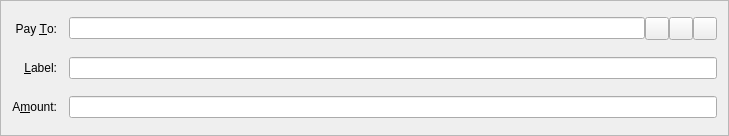
Before: the Qt Designer form src/qt/forms/sendcoinsentry.ui in lycancoin/lycancoin-release, drawn with Qt 5.
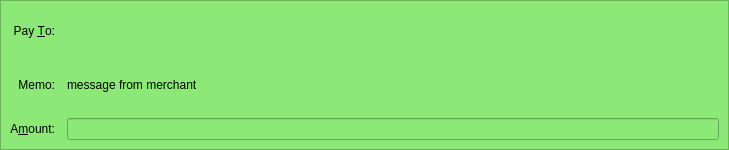
After: the same form once the commit is applied. Icons and pictures are not drawn. Custom widgets are drawn as their Qt base class.

```diff
--- a/src/qt/forms/sendcoinsentry.ui
+++ b/src/qt/forms/sendcoinsentry.ui
@@ -1,16 +1,26 @@
 <?xml version="1.0" encoding="UTF-8"?>
 <ui version="4.0">
  <class>SendCoinsEntry</class>
- <widget class="QFrame" name="SendCoinsEntry">
+ <widget class="QStackedWidget" name="SendCoinsEntry">
   <property name="geometry">
    <rect>
     <x>0</x>
     <y>0</y>
     <width>729</width>
-    <height>136</height>
+    <height>150</height>
    </rect>
   </property>
   <property name="windowTitle">
+   <string>StackedWidget</string>
+  </property>
+  <property name="autoFillBackground">
+   <bool>false</bool>
+  </property>
+  <property name="currentIndex">
+   <number>1</number>
+  </property>
+  <widget class="QFrame" name="SendCoinsInsecure">
+   <property name="windowTitle">
    <string>Form</string>
   </property>
   <property name="frameShape">
@@ -138,6 +148,538 @@
     </widget>
    </item>
   </layout>
+  </widget>
+  <widget class="QFrame" name="SendCoinsSecure">
+   <property name="palette">
+    <palette>
+     <active>
+      <colorrole role="WindowText">
+       <brush brushstyle="SolidPattern">
+        <color alpha="255">
+         <red>0</red>
+         <green>0</green>
+         <blue>0</blue>
+        </color>
+       </brush>
+      </colorrole>
+      <colorrole role="Button">
+       <brush brushstyle="SolidPattern">
+        <color alpha="255">
+         <red>140</red>
+         <green>232</green>
+         <blue>119</blue>
+        </color>
+       </brush>
+      </colorrole>
+      <colorrole role="Light">
+       <brush brushstyle="SolidPattern">
+        <color alpha="255">
+         <red>230</red>
+         <green>255</green>
+         <blue>224</blue>
+        </color>
+       </brush>
+      </colorrole>
+      <colorrole role="Midlight">
+       <brush brushstyle="SolidPattern">
+        <color alpha="255">
+         <red>185</red>
+         <green>243</green>
+         <blue>171</blue>
+        </color>
+       </brush>
+      </colorrole>
+      <colorrole role="Dark">
+       <brush brushstyle="SolidPattern">
+        <color alpha="255">
+         <red>70</red>
+         <green>116</green>
+         <blue>59</blue>
+        </color>
+       </brush>
+      </colorrole>
+      <colorrole role="Mid">
+       <brush brushstyle="SolidPattern">
+        <color alpha="255">
+         <red>93</red>
+         <green>155</green>
+         <blue>79</blue>
+        </color>
+       </brush>
+      </colorrole>
+      <colorrole role="Text">
+       <brush brushstyle="SolidPattern">
+        <color alpha="255">
+         <red>0</red>
+         <green>0</green>
+         <blue>0</blue>
+        </color>
+       </brush>
+      </colorrole>
+      <colorrole role="BrightText">
+       <brush brushstyle="SolidPattern">
+        <color alpha="255">
+         <red>155</red>
+         <green>255</green>
+         <blue>147</blue>
+        </color>
+       </brush>
+      </colorrole>
+      <colorrole role="ButtonText">
+       <brush brushstyle="SolidPattern">
+        <color alpha="255">
+         <red>0</red>
+         <green>0</green>
+         <blue>0</blue>
+        </color>
+       </brush>
+      </colorrole>
+      <colorrole role="Base">
+       <brush brushstyle="SolidPattern">
+        <color alpha="255">
+         <red>119</red>
+         <green>255</green>
+         <blue>233</blue>
+        </color>
+       </brush>
+      </colorrole>
+      <colorrole role="Window">
+       <brush brushstyle="SolidPattern">
+        <color alpha="255">
+         <red>140</red>
+         <green>232</green>
+         <blue>119</blue>
+        </color>
+       </brush>
+      </colorrole>
+      <colorrole role="Shadow">
+       <brush brushstyle="SolidPattern">
+        <color alpha="255">
+         <red>0</red>
+         <green>0</green>
+         <blue>0</blue>
+        </color>
+       </brush>
+      </colorrole>
+      <colorrole role="AlternateBase">
+       <brush brushstyle="SolidPattern">
+        <color alpha="255">
+         <red>197</red>
+         <green>243</green>
+         <blue>187</blue>
+        </color>
+       </brush>
+      </colorrole>
+      <colorrole role="NoRole">
+       <brush brushstyle="SolidPattern">
+        <color alpha="255">
+         <red>125</red>
+         <green>194</green>
+         <blue>122</blue>
+        </color>
+       </brush>
+      </colorrole>
+      <colorrole role="ToolTipBase">
+       <brush brushstyle="SolidPattern">
+        <color alpha="255">
+         <red>255</red>
+         <green>255</green>
+         <blue>220</blue>
+        </color>
+       </brush>
+      </colorrole>
+      <colorrole role="ToolTipText">
+       <brush brushstyle="SolidPattern">
+        <color alpha="255">
+         <red>0</red>
+         <green>0</green>
+         <blue>0</blue>
+        </color>
+       </brush>
+      </colorrole>
+     </active>
+     <inactive>
+      <colorrole role="WindowText">
+       <brush brushstyle="SolidPattern">
+        <color alpha="255">
+         <red>0</red>
+         <green>0</green>
+         <blue>0</blue>
+        </color>
+       </brush>
+      </colorrole>
+      <colorrole role="Button">
+       <brush brushstyle="SolidPattern">
+        <color alpha="255">
+         <red>140</red>
+         <green>232</green>
+         <blue>119</blue>
+        </color>
+       </brush>
+      </colorrole>
+      <colorrole role="Light">
+       <brush brushstyle="SolidPattern">
+        <color alpha="255">
+         <red>230</red>
+         <green>255</green>
+         <blue>224</blue>
+        </color>
+       </brush>
+      </colorrole>
+      <colorrole role="Midlight">
+       <brush brushstyle="SolidPattern">
+        <color alpha="255">
+         <red>185</red>
+         <green>243</green>
+         <blue>171</blue>
+        </color>
+       </brush>
+      </colorrole>
+      <colorrole role="Dark">
+       <brush brushstyle="SolidPattern">
+        <color alpha="255">
+         <red>70</red>
+         <green>116</green>
+         <blue>59</blue>
+        </color>
+       </brush>
+      </colorrole>
+      <colorrole role="Mid">
+       <brush brushstyle="SolidPattern">
+        <color alpha="255">
+         <red>93</red>
+         <green>155</green>
+         <blue>79</blue>
+        </color>
+       </brush>
+      </colorrole>
+      <colorrole role="Text">
+       <brush brushstyle="SolidPattern">
+        <color alpha="255">
+         <red>0</red>
+         <green>0</green>
+         <blue>0</blue>
+        </color>
+       </brush>
+      </colorrole>
+      <colorrole role="BrightText">
+       <brush brushstyle="SolidPattern">
+        <color alpha="255">
+         <red>155</red>
+         <green>255</green>
+         <blue>147</blue>
+        </color>
+       </brush>
+      </colorrole>
+      <colorrole role="ButtonText">
+       <brush brushstyle="SolidPattern">
+        <color alpha="255">
+         <red>0</red>
+         <green>0</green>
+         <blue>0</blue>
+        </color>
+       </brush>
+      </colorrole>
+      <colorrole role="Base">
+       <brush brushstyle="SolidPattern">
+        <color alpha="255">
+         <red>119</red>
+         <green>255</green>
+         <blue>233</blue>
+        </color>
+       </brush>
+      </colorrole>
+      <colorrole role="Window">
+       <brush brushstyle="SolidPattern">
+        <color alpha="255">
+         <red>140</red>
+         <green>232</green>
+         <blue>119</blue>
+        </color>
+       </brush>
+      </colorrole>
+      <colorrole role="Shadow">
+       <brush brushstyle="SolidPattern">
+        <color alpha="255">
+         <red>0</red>
+         <green>0</green>
+         <blue>0</blue>
+        </color>
+       </brush>
+      </colorrole>
+      <colorrole role="AlternateBase">
+       <brush brushstyle="SolidPattern">
+        <color alpha="255">
+         <red>197</red>
+         <green>243</green>
+         <blue>187</blue>
+        </color>
+       </brush>
+      </colorrole>
+      <colorrole role="NoRole">
+       <brush brushstyle="SolidPattern">
+        <color alpha="255">
+         <red>125</red>
+         <green>194</green>
+         <blue>122</blue>
+        </color>
+       </brush>
+      </colorrole>
+      <colorrole role="ToolTipBase">
+       <brush brushstyle="SolidPattern">
+        <color alpha="255">
+         <red>255</red>
+         <green>255</green>
+         <blue>220</blue>
+        </color>
+       </brush>
+      </colorrole>
+      <colorrole role="ToolTipText">
+       <brush brushstyle="SolidPattern">
+        <color alpha="255">
+         <red>0</red>
+         <green>0</green>
+         <blue>0</blue>
+        </color>
+       </brush>
+      </colorrole>
+     </inactive>
+     <disabled>
+      <colorrole role="WindowText">
+       <brush brushstyle="SolidPattern">
+        <color alpha="255">
+         <red>70</red>
+         <green>116</green>
+         <blue>59</blue>
+        </color>
+       </brush>
+      </colorrole>
+      <colorrole role="Button">
+       <brush brushstyle="SolidPattern">
+        <color alpha="255">
+         <red>140</red>
+         <green>232</green>
+         <blue>119</blue>
+        </color>
+       </brush>
+      </colorrole>
+      <colorrole role="Light">
+       <brush brushstyle="SolidPattern">
+        <color alpha="255">
+         <red>230</red>
+         <green>255</green>
+         <blue>224</blue>
+        </color>
+       </brush>
+      </colorrole>
+      <colorrole role="Midlight">
+       <brush brushstyle="SolidPattern">
+        <color alpha="255">
+         <red>185</red>
+         <green>243</green>
+         <blue>171</blue>
+        </color>
+       </brush>
+      </colorrole>
+      <colorrole role="Dark">
+       <brush brushstyle="SolidPattern">
+        <color alpha="255">
+         <red>70</red>
+         <green>116</green>
+         <blue>59</blue>
+        </color>
+       </brush>
+      </colorrole>
+      <colorrole role="Mid">
+       <brush brushstyle="SolidPattern">
+        <color alpha="255">
+         <red>93</red>
+         <green>155</green>
+         <blue>79</blue>
+        </color>
+       </brush>
+      </colorrole>
+      <colorrole role="Text">
+       <brush brushstyle="SolidPattern">
+        <color alpha="255">
+         <red>70</red>
+         <green>116</green>
+         <blue>59</blue>
+        </color>
+       </brush>
+      </colorrole>
+      <colorrole role="BrightText">
+       <brush brushstyle="SolidPattern">
+        <color alpha="255">
+         <red>155</red>
+         <green>255</green>
+         <blue>147</blue>
+        </color>
+       </brush>
+      </colorrole>
+      <colorrole role="ButtonText">
+       <brush brushstyle="SolidPattern">
+        <color alpha="255">
+         <red>70</red>
+         <green>116</green>
+         <blue>59</blue>
+        </color>
+       </brush>
+      </colorrole>
+      <colorrole role="Base">
+       <brush brushstyle="SolidPattern">
+        <color alpha="255">
+         <red>140</red>
+         <green>232</green>
+         <blue>119</blue>
+        </color>
+       </brush>
+      </colorrole>
+      <colorrole role="Window">
+       <brush brushstyle="SolidPattern">
+        <color alpha="255">
+         <red>140</red>
+         <green>232</green>
+         <blue>119</blue>
+        </color>
+       </brush>
+      </colorrole>
+      <colorrole role="Shadow">
+       <brush brushstyle="SolidPattern">
+        <color alpha="255">
+         <red>0</red>
+         <green>0</green>
+         <blue>0</blue>
+        </color>
+       </brush>
+      </colorrole>
+      <colorrole role="AlternateBase">
+       <brush brushstyle="SolidPattern">
+        <color alpha="255">
+         <red>140</red>
+         <green>232</green>
+         <blue>119</blue>
+        </color>
+       </brush>
+      </colorrole>
+      <colorrole role="NoRole">
+       <brush brushstyle="SolidPattern">
+        <color alpha="255">
+         <red>125</red>
+         <green>194</green>
+         <blue>122</blue>
+        </color>
+       </brush>
+      </colorrole>
+      <colorrole role="ToolTipBase">
+       <brush brushstyle="SolidPattern">
+        <color alpha="255">
+         <red>255</red>
+         <green>255</green>
+         <blue>220</blue>
+        </color>
+       </brush>
+      </colorrole>
+      <colorrole role="ToolTipText">
+       <brush brushstyle="SolidPattern">
+        <color alpha="255">
+         <red>0</red>
+         <green>0</green>
+         <blue>0</blue>
+        </color>
+       </brush>
+      </colorrole>
+     </disabled>
+    </palette>
+   </property>
+   <property name="windowTitle">
+    <string>SecureSend</string>
+   </property>
+   <property name="autoFillBackground">
+    <bool>true</bool>
+   </property>
+   <property name="frameShape">
+    <enum>QFrame::StyledPanel</enum>
+   </property>
+   <property name="frameShadow">
+    <enum>QFrame::Sunken</enum>
+   </property>
+   <layout class="QGridLayout" name="gridLayout_s">
+    <property name="spacing">
+     <number>12</number>
+    </property>
+    <item row="4" column="0">
+     <widget class="QLabel" name="label_s4">
+      <property name="text">
+       <string>Memo:</string>
+      </property>
+      <property name="alignment">
+       <set>Qt::AlignRight|Qt::AlignTrailing|Qt::AlignVCenter</set>
+      </property>
+      <property name="buddy">
+       <cstring>addAsLabel</cstring>
+      </property>
+     </widget>
+    </item>
+    <item row="5" column="0">
+     <widget class="QLabel" name="label_s1">
+      <property name="text">
+       <string>A&amp;mount:</string>
+      </property>
+      <property name="alignment">
+       <set>Qt::AlignRight|Qt::AlignTrailing|Qt::AlignVCenter</set>
+      </property>
+      <property name="buddy">
+       <cstring>payAmount</cstring>
+      </property>
+     </widget>
+    </item>
+    <item row="3" column="0">
+     <widget class="QLabel" name="label_s2">
+      <property name="text">
+       <string>Pay &amp;To:</string>
+      </property>
+      <property name="alignment">
+       <set>Qt::AlignRight|Qt::AlignTrailing|Qt::AlignVCenter</set>
+      </property>
+      <property name="buddy">
+       <cstring>payTo_s</cstring>
+      </property>
+     </widget>
+    </item>
+    <item row="5" column="2">
+     <widget class="BitcoinAmountField" name="payAmount_s">
+      <property name="enabled">
+       <bool>false</bool>
+      </property>
+      <property name="acceptDrops">
+       <bool>false</bool>
+      </property>
+      <property name="readOnly">
+       <bool>true</bool>
+      </property>
+     </widget>
+    </item>
+    <item row="3" column="2">
+     <layout class="QHBoxLayout" name="payToLayout_s">
+      <property name="spacing">
+       <number>0</number>
+      </property>
+      <item>
+       <widget class="QLabel" name="payTo_s">
+       </widget>
+      </item>
+     </layout>
+    </item>
+    <item row="4" column="2">
+     <widget class="QLabel" name="memo_s">
+      <property name="text">
+       <string>message from merchant</string>
+      </property>
+     </widget>
+    </item>
+   </layout>
+  </widget>
  </widget>
  <customwidgets>
   <customwidget>
```
Lines whose indentation alone changed are shown as unchanged.
